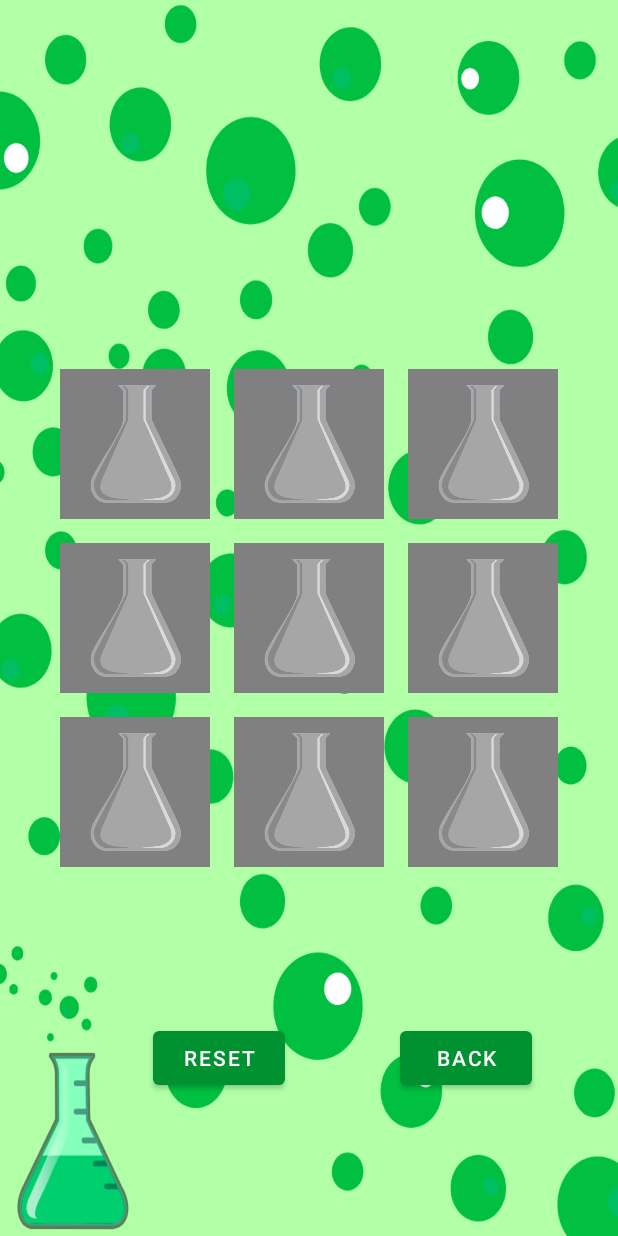
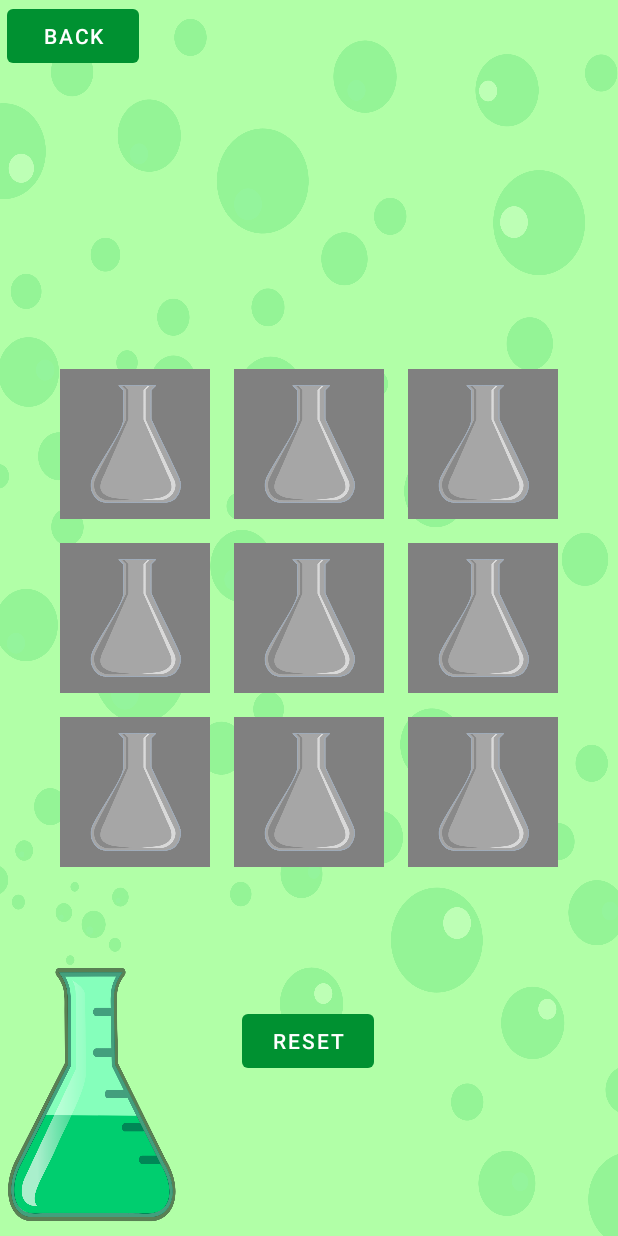
Before and after one commit to thuvaragan25/NumericalTic-Tac-Toe, an Android app: the MainActivity screen opened directly, with no data from a screen before it, on a phone screen of 412 x 824 dp. Run offline under Robolectric (Android 15) with nearby library versions, the phone set to English and light mode, and no system bars.

Commit message:
Design Update

```diff
--- a/app/src/main/java/com/thuvaraganp/numericaltic_tac_toe/MainMenu.java
+++ b/app/src/main/java/com/thuvaraganp/numericaltic_tac_toe/MainMenu.java
@@ -25,10 +25,6 @@ public class MainMenu extends AppCompatActivity {
         instructions.setOnClickListener(v -> {
             Intent intent = new Intent(MainMenu.this, Instructions.class);
             startActivity(intent);
-//            AlertDialog.Builder builder = new AlertDialog.Builder(this);
-//            builder.setTitle("Instructions");
-//            builder.setMessage("Help Needed! Dr. Octopus needs your help. The city is in danger and he needs help getting all the ingredients to create this remedy. \n\nPlay his challenge: \n\t1.Player 1: Has all the chemicals assigned with odd numbers \n\t2.Player 2: Has all the chemicals assigned with even numbers \n\t3.In this challenge, it is very similar to Tic-Tac-Toe, but you must make sure all the chemicals diagonal, vertical or horizontal from each other add to 15. \n\t4.The first player that does this wins and will be rewarded by Dr. Octopus.\n\nGood Luck!");
-//            builder.create().show();
         });
         getSupportActionBar().hide();
     }
--- a/app/src/main/res/layout/activity_instructions.xml
+++ b/app/src/main/res/layout/activity_instructions.xml
@@ -14,8 +14,8 @@
         android:text="Back"
         app:layout_constraintBottom_toBottomOf="parent"
         app:layout_constraintEnd_toEndOf="parent"
-        app:layout_constraintHorizontal_bias="0.009"
+        app:layout_constraintHorizontal_bias="0.015"
         app:layout_constraintStart_toStartOf="parent"
         app:layout_constraintTop_toTopOf="parent"
-        app:layout_constraintVertical_bias="0.002" />
+        app:layout_constraintVertical_bias="0.0" />
 </androidx.constraintlayout.widget.ConstraintLayout>
--- a/app/src/main/res/layout/activity_main.xml
+++ b/app/src/main/res/layout/activity_main.xml
@@ -4,7 +4,7 @@
     xmlns:tools="http://schemas.android.com/tools"
     android:layout_width="match_parent"
     android:layout_height="match_parent"
-    android:background="@drawable/background">
+    android:background="@drawable/game_screen">
 
 
     <GridLayout
@@ -146,9 +146,10 @@
         android:text="Reset"
         app:layout_constraintBottom_toBottomOf="parent"
         app:layout_constraintEnd_toEndOf="parent"
-        app:layout_constraintHorizontal_bias="0.315"
+        app:layout_constraintHorizontal_bias="0.498"
         app:layout_constraintStart_toStartOf="parent"
-        app:layout_constraintTop_toBottomOf="@+id/gridLayout" />
+        app:layout_constraintTop_toBottomOf="@+id/gridLayout"
+        app:layout_constraintVertical_bias="0.443" />
 
     <Button
         android:id="@+id/button11"
@@ -157,8 +158,9 @@
         android:text="Back"
         app:layout_constraintBottom_toBottomOf="parent"
         app:layout_constraintEnd_toEndOf="parent"
-        app:layout_constraintHorizontal_bias="0.574"
-        app:layout_constraintStart_toEndOf="@+id/resetButton"
-        app:layout_constraintTop_toBottomOf="@+id/gridLayout" />
+        app:layout_constraintHorizontal_bias="0.015"
+        app:layout_constraintStart_toStartOf="parent"
+        app:layout_constraintTop_toTopOf="parent"
+        app:layout_constraintVertical_bias="0.0" />
 
 </androidx.constraintlayout.widget.ConstraintLayout>
--- a/app/src/main/res/layout/activity_main_menu.xml
+++ b/app/src/main/res/layout/activity_main_menu.xml
@@ -11,7 +11,7 @@
         android:id="@+id/button"
         android:layout_width="wrap_content"
         android:layout_height="wrap_content"
-        android:text="Main Menu"
+        android:text="Play Game"
         app:layout_constraintBottom_toBottomOf="parent"
         app:layout_constraintEnd_toEndOf="parent"
         app:layout_constraintHorizontal_bias="0.498"
```
Also changed, not shown: app/src/main/java/com/thuvaraganp/numericaltic_tac_toe/SplashScreen.java (+0 -7 lines), app/src/main/res/layout/activity_splash_screen.xml (+13 -0 lines), app/src/main/res/drawable/background.png (deleted), app/src/main/res/drawable/game_screen.png (added).
